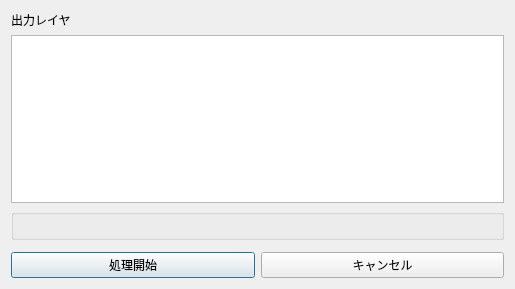
Qt form QGIS2PlugX_dialog.ui (MIERUNE/qgis-plugx-plugin) before a commit.
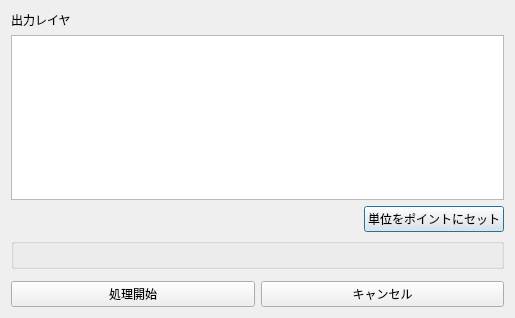
The same form after that commit. Custom widgets are drawn as their Qt base class.

Commit message: カテゴリシンボロジ

What changed in the file:
```diff
--- a/QGIS2PlugX_dialog.ui
+++ b/QGIS2PlugX_dialog.ui
@@ -7,7 +7,7 @@
     <x>0</x>
     <y>0</y>
     <width>515</width>
-    <height>289</height>
+    <height>318</height>
    </rect>
   </property>
   <property name="windowTitle">
@@ -24,6 +24,30 @@
    <item>
     <widget class="QListWidget" name="layerListWidget"/>
    </item>
+   <item>
+    <layout class="QHBoxLayout" name="horizontalLayout_2">
+     <item>
+      <spacer name="horizontalSpacer">
+       <property name="orientation">
+        <enum>Qt::Horizontal</enum>
+       </property>
+       <property name="sizeHint" stdset="0">
+        <size>
+         <width>40</width>
+         <height>20</height>
+        </size>
+       </property>
+      </spacer>
+     </item>
+     <item>
+      <widget class="QPushButton" name="setUnitToPtButton">
+       <property name="text">
+        <string>単位をポイントにセット</string>
+       </property>
+      </widget>
+     </item>
+    </layout>
+   </item>
    <item>
     <widget class="QgsExtentGroupBox" name="mExtentGroupBox"/>
    </item>
```
The commit also changes 2 other files.
